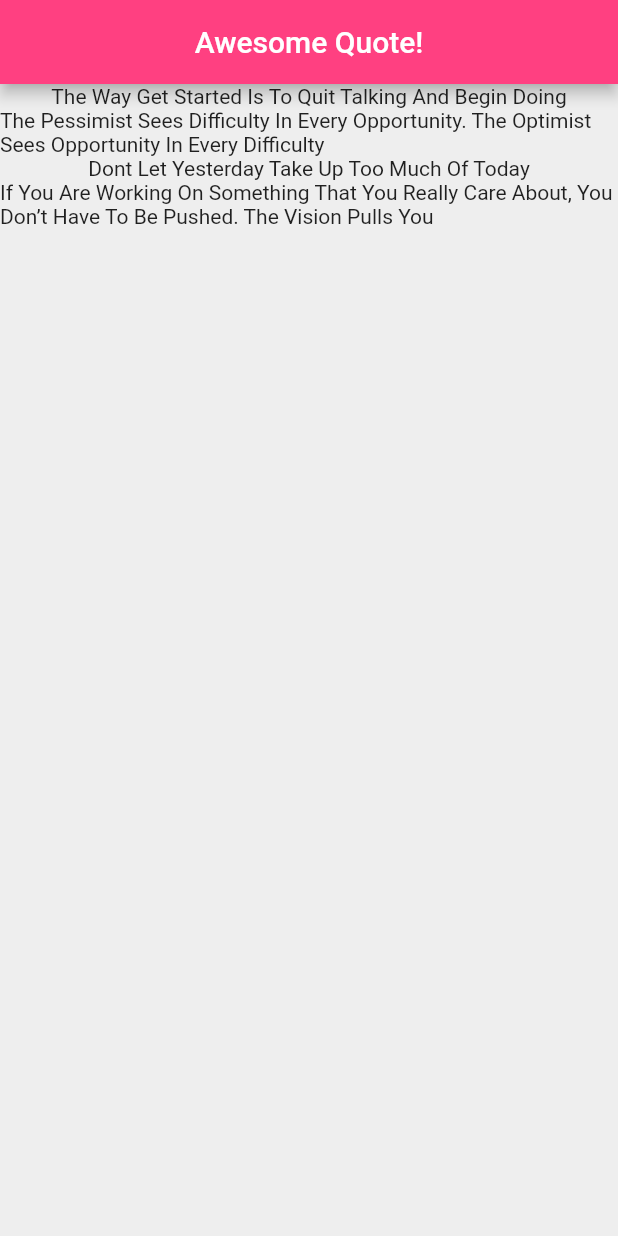
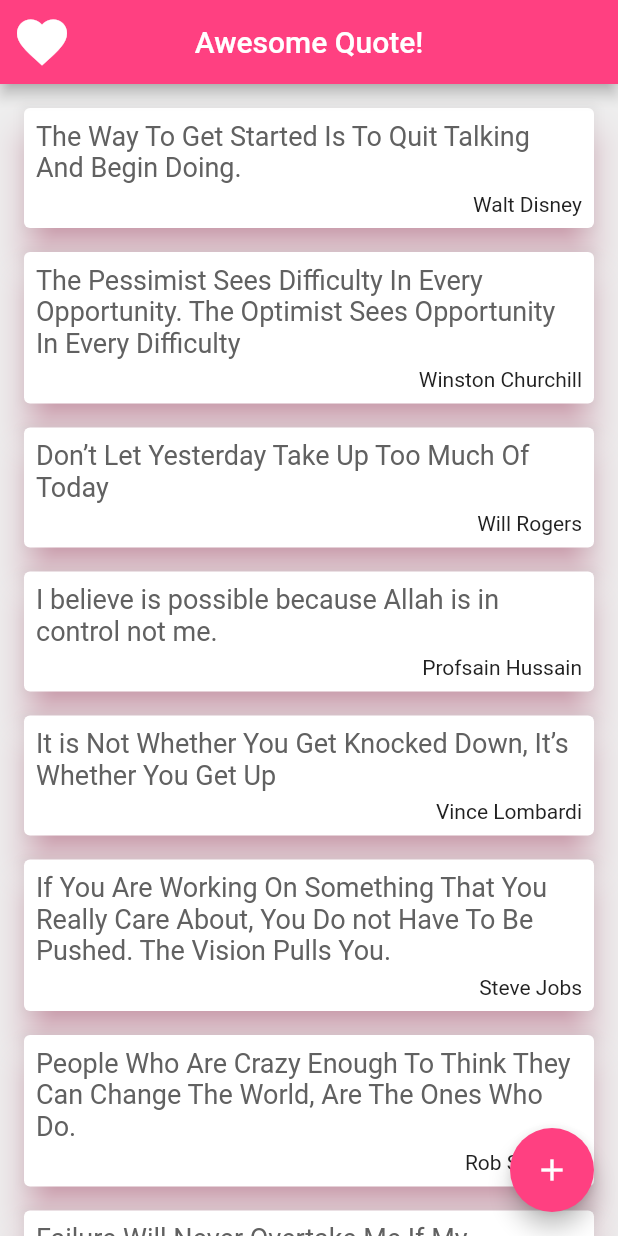
Before and after one commit to Profsainhusain/daily_quote, a Flutter app: the screen it shows after launch, on a phone screen of 412 x 824 dp. Run offline on Flutter 3.47's test engine with Material 2 defaults, Android fonts, the phone set to English and light mode, and no system bars.

Commit message:
Add Quote Screen and Quote delete alert functionality

```diff
--- /dev/null
+++ b/lib/components/widget_builder.dart
@@ -0,0 +1,75 @@
+import 'package:daily_quote/model/quote_model.dart';
+import 'package:flutter/material.dart';
+
+//Quote card widget builder
+class CardTemplate extends StatelessWidget {
+  final Quote quote;
+  final Function delete;
+  CardTemplate({ this.quote, this.delete });
+
+  @override
+  Widget build(BuildContext context) {
+
+    return GestureDetector(
+      onLongPress: ()async{
+       String response = await showDialog<String>(
+         barrierDismissible: false,
+         context: context,
+         builder: (BuildContext context){
+           return AlertDialog(
+             title: Text('Delete Quote', style: TextStyle(color: Colors.pink),),
+             content: Text('Are you sure you want to Delete?'),
+             actions: [
+               FlatButton(
+                 textColor: Colors.pink[400],
+                 child: Text('Yes'),
+                 onPressed: () {
+                   Navigator.pop(context, 'Yes');
+                 }
+                 ),
+               FlatButton(
+                   textColor: Colors.pink[700],
+                   child: Text('No'),
+                   onPressed: () => Navigator.pop(context, 'No')),
+             ],
+           );
+         }
+       );
+       //do something with the response
+        print(response);
+        if(response == 'Yes'){
+          delete();
+        }
+      },
+      child: Card(
+        margin: EdgeInsets.fromLTRB(16.0, 16.0, 16.0, 0.0),
+        elevation: 10.0,
+        shadowColor: Colors.pinkAccent[100],
+        child: Padding(
+          padding: const EdgeInsets.all(8.0),
+          child: Column(
+            crossAxisAlignment: CrossAxisAlignment.stretch,
+            children: [
+              Text(
+                quote.text,
+                style: TextStyle(
+                  fontSize: 18.0,
+                  color: Colors.grey[700],
+                ),
+              ),
+              SizedBox(height: 6.0,),
+              Text(
+                quote.author,
+                textAlign: TextAlign.right,
+                style: TextStyle(
+                  fontSize: 14.0,
+                  color: Colors.grey[900],
+                ),
+              ),
+            ],
+          ),
+        ),
+      ),
+    );
+  }
+}
--- a/lib/main.dart
+++ b/lib/main.dart
@@ -1,38 +1,15 @@
 
+import 'package:flutter/cupertino.dart';
 import 'package:flutter/material.dart';
+import 'package:daily_quote/views/quote_screen.dart';
 
 void main() {
   runApp(MaterialApp(
     debugShowCheckedModeBanner: false,
+    theme: ThemeData(
+      primaryColor: Colors.pink,
+      accentColor: Colors.pinkAccent,
+    ),
     home: QuoteList(),
   ));
 }
-
-class QuoteList extends StatefulWidget {
-  @override
-  _QuoteListState createState() => _QuoteListState();
-}
-
-class _QuoteListState extends State<QuoteList> {
-  List<String> quotes = [
-    'The Way Get Started Is To Quit Talking And Begin Doing',
-    'The Pessimist Sees Difficulty In Every Opportunity. The Optimist Sees Opportunity In Every Difficulty',
-    'Dont Let Yesterday Take Up Too Much Of Today',
-    'If You Are Working On Something That You Really Care About, You Don’t Have To Be Pushed. The Vision Pulls You',
-  ];
-
-  @override
-  Widget build(BuildContext context) {
-    return Scaffold(
-      backgroundColor: Colors.grey[200],
-      appBar: AppBar(
-        title: Text('Awesome Quote!'),
-        centerTitle: true,
-        backgroundColor: Colors.pinkAccent,
-      ),
-      body: Column(
-        children: quotes.map((quote) => Text(quote)).toList(),
-      ),
-    );
-  }
-}
--- /dev/null
+++ b/lib/model/quote_list.dart
@@ -0,0 +1,13 @@
+import 'package:daily_quote/model/quote_model.dart';
+
+List<Quote> quotes = [
+  Quote(text: 'The Way To Get Started Is To Quit Talking And Begin Doing.', author: 'Walt Disney'),
+  Quote(text: 'The Pessimist Sees Difficulty In Every Opportunity. The Optimist Sees Opportunity In Every Difficulty', author: 'Winston Churchill'),
+  Quote(text: 'Don’t Let Yesterday Take Up Too Much Of Today', author: 'Will Rogers'),
+  Quote(text: 'I believe is possible because Allah is in control not me.', author: 'Profsain Hussain'),
+  Quote(text: 'It is Not Whether You Get Knocked Down, It’s Whether You Get Up', author: 'Vince Lombardi'),
+  Quote(text: 'If You Are Working On Something That You Really Care About, You Do not Have To Be Pushed. The Vision Pulls You.', author: 'Steve Jobs'),
+  Quote(text: 'People Who Are Crazy Enough To Think They Can Change The World, Are The Ones Who Do.', author: 'Rob Siltanen'),
+  Quote(text: 'Failure Will Never Overtake Me If My Determination To Succeed Is Strong Enough.', author: 'Og Mandino'),
+  Quote(text: 'Entrepreneurs Are Great At Dealing With Uncertainty And Also Very Good At Minimizing Risk', author: 'Mohnish Pabrai'),
+];
--- /dev/null
+++ b/lib/model/quote_model.dart
@@ -0,0 +1,10 @@
+
+class Quote{
+  //class properties
+  String text;
+  String author;
+
+  Quote({this.text, this.author});  //class constructor
+
+  //methods here
+}
--- /dev/null
+++ b/lib/views/quote_screen.dart
@@ -0,0 +1,49 @@
+import 'package:daily_quote/components/widget_builder.dart';
+import 'package:daily_quote/model/quote_list.dart';
+import 'package:flutter/material.dart';
+import 'package:daily_quote/views/add_quote_screen.dart';
+
+class QuoteList extends StatefulWidget {
+  @override
+  _QuoteListState createState() => _QuoteListState();
+}
+
+class _QuoteListState extends State<QuoteList> {
+  @override
+  Widget build(BuildContext context) {
+    return Scaffold(
+      backgroundColor: Colors.grey[200],
+      appBar: AppBar(
+        leading: Icon(
+          Icons.favorite,
+          size: 40.0,
+        ),
+        title: Text('Awesome Quote!'),
+        centerTitle: true,
+        backgroundColor: Colors.pinkAccent,
+      ),
+      body: ListView(
+        children: quotes
+            .map((quote) => CardTemplate(
+                  quote: quote,
+                  delete: () {
+                    setState(() {
+                      quotes.remove(quote);
+                    });
+                  },
+                ))
+            .toList(),
+      ),
+      floatingActionButton: FloatingActionButton(
+        onPressed: () {
+          Navigator.push(
+            context,
+            MaterialPageRoute(builder: (BuildContext context) => AddQuote()),
+          );
+        },
+        child: Icon(Icons.add),
+        backgroundColor: Colors.pinkAccent,
+      ),
+    );
+  }
+}
```
Also changed, not shown: lib/views/add_quote_screen.dart (added, +90 -0 lines), lib/components/delete_quote_alert.dart (added).
